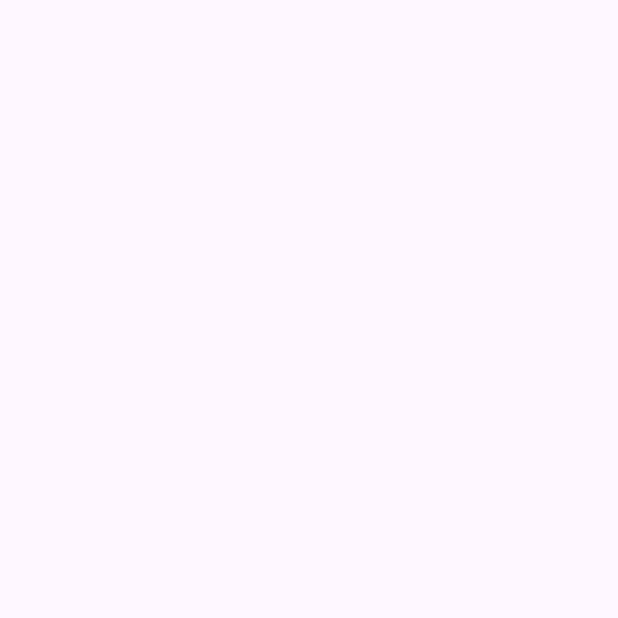
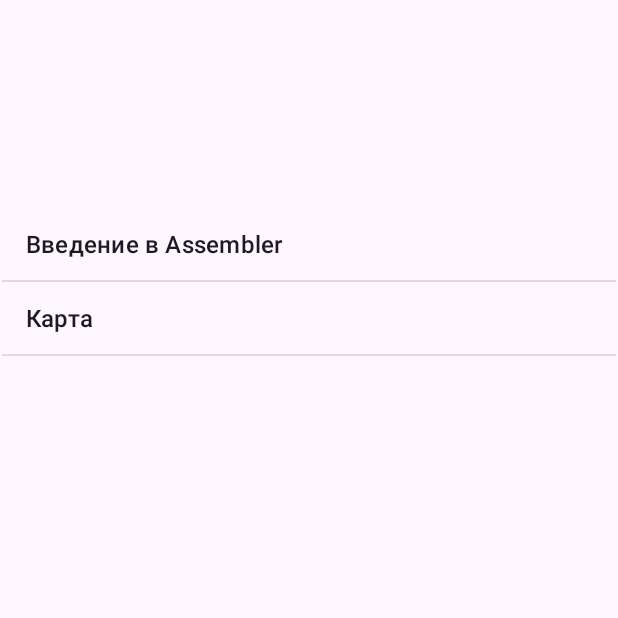
Before and after one commit to vkidson/aSSaPP, an Android app: the TheoryActivity screen opened directly, with no data from a screen before it, on a phone screen of 412 x 824 dp, the top half of it. Before the commit the part shown is empty. Run offline under Robolectric (Android 15) with nearby library versions, the phone set to English and light mode, and no system bars.

Commit message:
Алгоритм для вывода теории

```diff
--- a/app/src/main/AndroidManifest.xml
+++ b/app/src/main/AndroidManifest.xml
@@ -12,6 +12,12 @@
         android:supportsRtl="true"
         android:theme="@style/Theme.Assembler"
         tools:targetApi="31">
+        <activity
+            android:name=".el_theory"
+            android:exported="false" />
+        <activity
+            android:name=".Theory_1"
+            android:exported="false" />
         <activity
             android:name=".TheoryActivity"
             android:exported="false" />
--- a/app/src/main/java/com/example/assembler/MainActivity.kt
+++ b/app/src/main/java/com/example/assembler/MainActivity.kt
@@ -28,7 +28,7 @@ class MainActivity : AppCompatActivity() {
         }
 
         start2.setOnClickListener {
-            val intent = Intent(this, TaskActivity::class.java)
+            val intent = Intent(this, TheoryActivity::class.java)
             startActivity(intent)
         }
 
--- a/app/src/main/java/com/example/assembler/TheoryActivity.kt
+++ b/app/src/main/java/com/example/assembler/TheoryActivity.kt
@@ -1,20 +1,44 @@
 package com.example.assembler
 
+import android.content.Intent
 import android.os.Bundle
+import android.widget.AdapterView
+import android.widget.ArrayAdapter
+import android.widget.ListView
 import androidx.activity.enableEdgeToEdge
 import androidx.appcompat.app.AppCompatActivity
 import androidx.core.view.ViewCompat
 import androidx.core.view.WindowInsetsCompat
+import java.io.File
 
 class TheoryActivity : AppCompatActivity() {
     override fun onCreate(savedInstanceState: Bundle?) {
         super.onCreate(savedInstanceState)
         enableEdgeToEdge()
         setContentView(R.layout.activity_theory)
-        ViewCompat.setOnApplyWindowInsetsListener(findViewById(R.id.main)) { v, insets ->
-            val systemBars = insets.getInsets(WindowInsetsCompat.Type.systemBars())
-            v.setPadding(systemBars.left, systemBars.top, systemBars.right, systemBars.bottom)
-            insets
+
+        val list: ListView = findViewById(R.id.mainList)
+        val items = listOf("Введение в Assembler", "Карта")
+
+        val listAdapter = ArrayAdapter(this, android.R.layout.simple_list_item_1, items)
+        list.adapter = listAdapter
+
+        list.onItemClickListener = AdapterView.OnItemClickListener { _, _, position, _ ->
+            when (position) {
+                0 -> {
+                    // Открываем новую активность для "Введение в Assembler"
+                    val intent = Intent(this, el_theory::class.java)
+                    startActivity(intent)
+                }
+
+                1 -> {
+                    // Действия для "Следующий материал"
+                    // Вы можете добавить здесь другую активность или функционал
+                }
+            }
+
+
+
         }
     }
 }
--- a/app/src/main/res/layout/activity_theory.xml
+++ b/app/src/main/res/layout/activity_theory.xml
@@ -7,4 +7,12 @@
     android:layout_height="match_parent"
     tools:context=".TheoryActivity">
 
+    <ListView
+        android:id="@+id/mainList"
+        android:layout_width="409dp"
+        android:layout_height="547dp"
+        app:layout_constraintBottom_toBottomOf="parent"
+        app:layout_constraintEnd_toEndOf="parent"
+        app:layout_constraintStart_toStartOf="parent"
+        app:layout_constraintTop_toTopOf="parent" />
 </androidx.constraintlayout.widget.ConstraintLayout>
```
Also changed, not shown: app/src/main/java/com/example/assembler/el_theory.kt (added, +54 -0 lines), app/src/main/res/layout/activity_el_theory.xml (added, +49 -0 lines).
